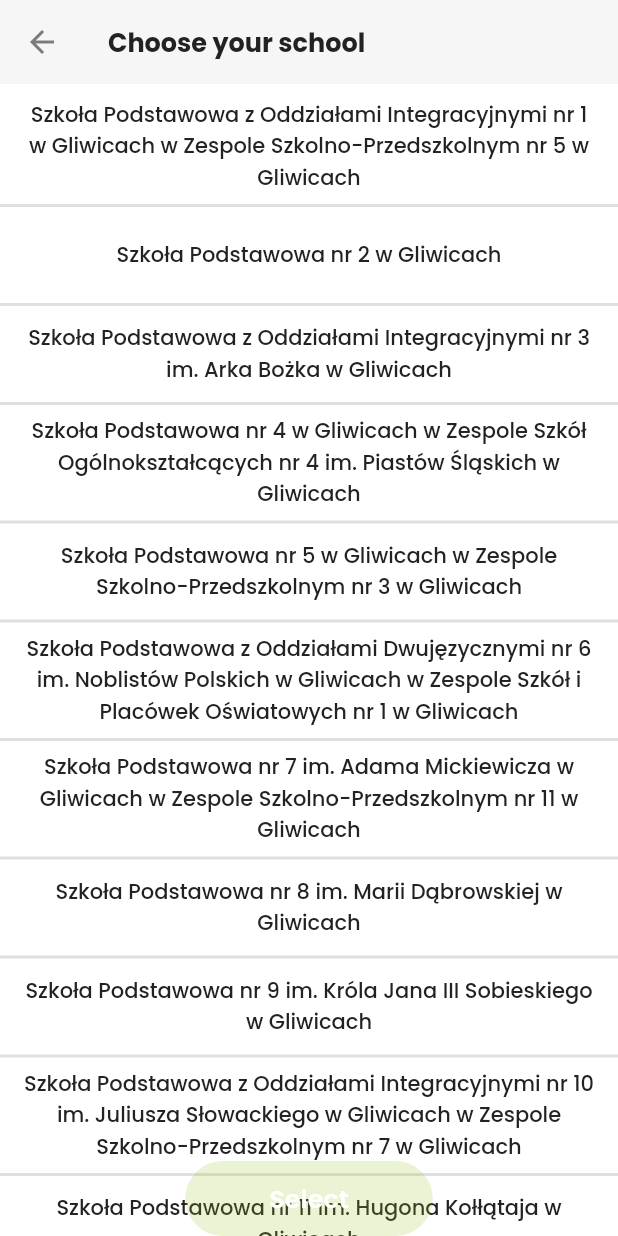
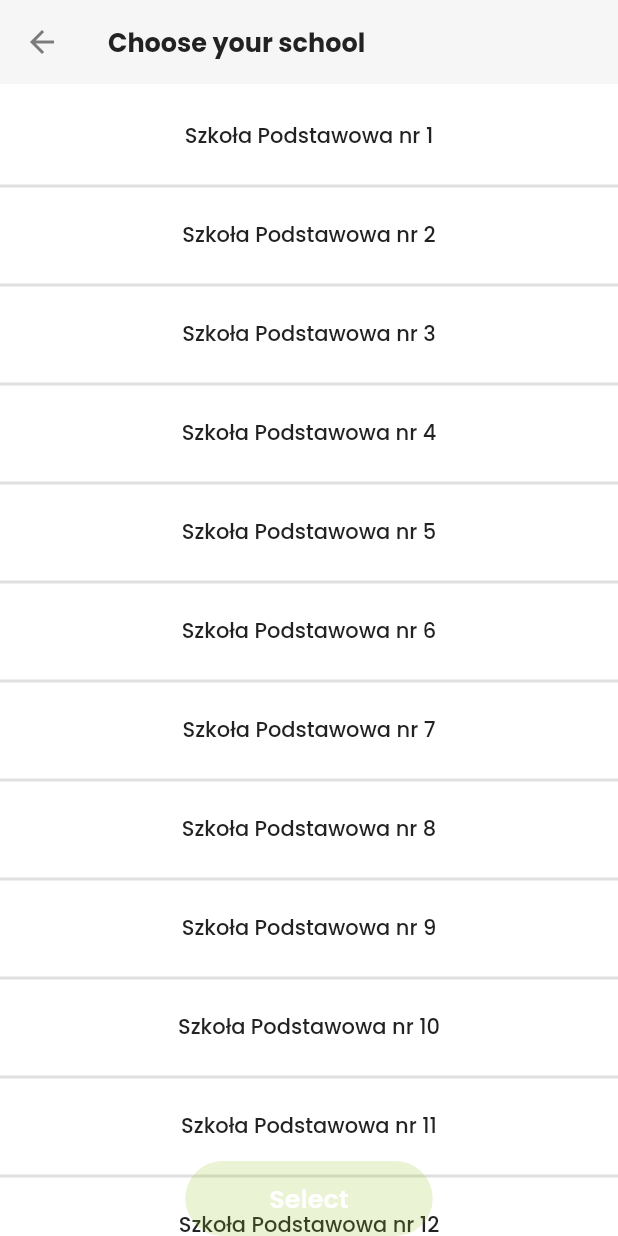
Before and after one commit to ZieloneGliwice/zielone_gliwice_mobile, a Flutter app: the SchoolsSelectionPage screen opened by its route, on a phone screen of 412 x 824 dp. Run offline on Flutter 3.47's test engine with Material 2 defaults, Android fonts, the phone set to English and light mode, and no system bars; our stand-ins replace carousel_slider, dio, firebase_analytics, firebase_core, firebase_crashlytics, flutter_secure_storage and 9 more; accounts and stored records are empty; project files that could hold a hidden picture were left out.

Commit message:
Updated school list

```diff
--- a/lib/personal_info/personal_info_page.dart
+++ b/lib/personal_info/personal_info_page.dart
@@ -79,9 +79,9 @@ class PersonalInfoPage extends GetView<PersonalInfoPageController> {
                       InkWell(
                         onTap: controller.selectSchools,
                         child: SizedBox(
-                          height: 150,
+                          height: 120,
                           child: Padding(
-                            padding: const EdgeInsets.all(8.0),
+                            padding: const EdgeInsets.all(2.0),
                             child: Row(
                               children: <Widget>[
                                 const SizedBox(
@@ -89,7 +89,7 @@ class PersonalInfoPage extends GetView<PersonalInfoPageController> {
                                 ),
                                 Flexible(
                                     child: Container(
-                                  height: 120,
+                                  height: 80,
                                   decoration: BoxDecoration(
                                     color: ApplicationColors.inputBackground,
                                     borderRadius: BorderRadius.circular(7),
@@ -108,7 +108,7 @@ class PersonalInfoPage extends GetView<PersonalInfoPageController> {
                                   width: 20,
                                 ),
                               ],
-                            ), //
+                            ),
                           ),
                         ),
                       )
--- a/lib/schools_selection/schools_selection_page.dart
+++ b/lib/schools_selection/schools_selection_page.dart
@@ -26,7 +26,7 @@ class SchoolsSelectionPage extends GetView<SchoolsSelectionController> {
         child: Stack(
           children: <Widget>[
             ListView.separated(
-              padding: const EdgeInsets.only(top: 10, bottom: 50),
+              padding: const EdgeInsets.only(top: 10, bottom: 60),
               itemCount: controller.schools.length,
               itemBuilder: (BuildContext context, int index) => InkWell(
                 onTap: () => controller.selectedSchool.value = index,
@@ -80,56 +80,56 @@ class SchoolsSelectionController extends SessionController
       : super(sessionStorage, photosService);
 
   final List<String> schools = <String>[
-    'Szkoła Podstawowa z Oddziałami Integracyjnymi nr 1 w Gliwicach w Zespole Szkolno-Przedszkolnym nr 5 w Gliwicach',
-    'Szkoła Podstawowa nr 2 w Gliwicach',
-    'Szkoła Podstawowa z Oddziałami Integracyjnymi nr 3 im. Arka Bożka w Gliwicach',
-    'Szkoła Podstawowa nr 4 w Gliwicach w Zespole Szkół Ogólnokształcących nr 4 im. Piastów Śląskich w Gliwicach',
-    'Szkoła Podstawowa nr 5 w Gliwicach w Zespole Szkolno-Przedszkolnym nr 3 w Gliwicach',
-    'Szkoła Podstawowa z Oddziałami Dwujęzycznymi nr 6 im. Noblistów Polskich w Gliwicach w Zespole Szkół i Placówek Oświatowych nr 1 w Gliwicach',
-    'Szkoła Podstawowa nr 7 im. Adama Mickiewicza w Gliwicach w Zespole Szkolno-Przedszkolnym nr 11 w Gliwicach',
-    'Szkoła Podstawowa nr 8 im. Marii Dąbrowskiej w Gliwicach',
-    'Szkoła Podstawowa nr 9 im. Króla Jana III Sobieskiego w Gliwicach',
-    'Szkoła Podstawowa z Oddziałami Integracyjnymi nr 10 im. Juliusza Słowackiego w Gliwicach w Zespole Szkolno-Przedszkolnym nr 7 w Gliwicach',
-    'Szkoła Podstawowa nr 11 im. Hugona Kołłątaja w Gliwicach',
-    'Szkoła Podstawowa nr 12 im. Mikołaja Kopernika w Gliwicach w Zespole Szkolno-Przedszkolnym nr 2 w Gliwicach',
-    'Szkoła Podstawowa nr 13 im. Krystyny Bochenek w Gliwicach',
-    'Szkoła Podstawowa nr 14 im. Stefana Żeromskiego w Gliwicach w Zespole Szkół Ogólnokształcących nr 14 w Gliwicach',
-    'Szkoła Podstawowa nr 15 im. Ignacego Jana Paderewskiego w Gliwicach w Zespole Szkolno-Przedszkolnym nr 12 w Gliwicach',
-    'Szkoła Podstawowa nr 16 w Gliwicach w Zespole Szkolno-Przedszkolnym nr 1 w Gliwicach',
-    'Szkoła Podstawowa z Oddziałami Dwujęzycznymi nr 17 w Gliwicach w Zespole Szkolno-Przedszkolnym nr 17 w Gliwicach',
-    'Szkoła Podstawowa nr 18 im. Jana Pawła II w Gliwicach w Zespole Szkolno-Przedszkolnym nr 8 w Gliwicach',
-    'Szkoła Podstawowa z Oddziałami Sportowymi nr 19 w Gliwicach w Zespole Szkół Ogólnokształcących nr 8 w Gliwicach',
-    'Szkoła Podstawowa nr 20 im. Powstańców Śląskich w Gliwicach w Zespole Szkolno-Przedszkolnym nr 10 w Gliwicach',
-    'Szkoła Podstawowa z Oddziałami Integracyjnymi nr 21 im. Henryka Sienkiewicza w Gliwicach',
-    'Szkoła Podstawowa Specjalna nr 22 w Gliwicach w Zespole Szkół Specjalnych im. Janusza Korczaka w Gliwicach',
-    'Szkoła Podstawowa nr 23 im. Tadeusza Różewicza w Gliwicach w Zespole Szkolno-Przedszkolnym nr 16 w Gliwicach',
-    'Szkoła Podstawowa Specjalna nr 25 im. Józefy Joteyko w Gliwicach w Zespole Szkół Ogólnokształcących Specjalnych nr 7 w Gliwicach',
-    'Szkoła Podstawowa Specjalna nr 26 w Gliwicach w Młodzieżowym Ośrodku Socjoterapii w Gliwicach',
-    'Szkoła Podstawowa nr 27 w Gliwicach w Zespole Szkolno-Przedszkolnym nr 13 w Gliwicach',
-    'Szkoła Podstawowa nr 28 im. Witolda Budryka w Gliwicach w Zespole Szkolno-Przedszkolnym nr 14 w Gliwicach',
-    'Szkoła Podstawowa nr 30 w Gliwicach w Zespole Szkół Ogólnokształcących nr 5 im. Armii Krajowej w Gliwicach',
-    'Szkoła Podstawowa nr 32 im. Wojska Polskiego w Gliwicach w Zespole Szkolno-Przedszkolnym nr 9 w Gliwicach',
-    'Szkoła Podstawowa nr 36 im. Johna Baildona w Gliwicach w Zespole Szkolno-Przedszkolnym nr 6 w Gliwicach',
-    'Szkoła Podstawowa nr 38 w Gliwicach w Zespole Szkół Ogólnokształcących nr 2 w Gliwicach',
-    'Szkoła Podstawowa z Oddziałami Integracyjnymi nr 39 im. Obrońców Pokoju w Gliwicach w Zespole Szkolno-Przedszkolnym nr 4 w Gliwicach',
-    'Szkoła Podstawowa nr 41 im. Władysława Broniewskiego w Gliwicach w Zespole Szkolno-Przedszkolnym nr 15 w Gliwicach',
-    'Szkoła Podstawowa dla Dorosłych nr 50 w Gliwicach w Górnośląskim Centrum Edukacyjnym im. Marii Skłodowskiej-Curie w Gliwicach',
-    'Technikum nr 1 w Zespole Szkół Techniczno-Informatycznych',
-    'Technikum nr 2 w Górnośląskim Centrum Edukacyjnym im. Marii Skłodowskiej-Curie',
-    'Technikum nr 3 w Zespole Szkół Łączności',
-    'Technikum nr 4 w Zespole Szkół Budowlano-Ceramicznych',
-    'Technikum nr 5 i Technikum nr 6 w Centrum Kształcenia Zawodowego i Ustawicznego nr 1',
-    'Technikum nr 7 w Zespole Szkół Samochodowych im. Gen. Stefana Roweckiego "Grota"',
-    'Technikum nr 8 im. Cichociemnych w Zespole Szkół Ekonomiczno-Technicznych',
-    'I Liceum Ogólnokształcące Dwujęzyczne im. E. Dembowskiego w Gliwicach',
-    'II Liceum Ogólnokształcące im. Walerego Wróblewskiego w Gliwicach',
-    'III Liceum Ogólnokształcące im. Wincentego Styczyńskiego w Gliwicach w ZSO nr 8',
-    'IV Liceum Ogólnokształcące im. Orląt Lwowskich w Gliwicach',
-    'V Liceum Ogólnokształcące z Oddziałami Dwujęzycznymi im. Andrzeja Struga w Gliwicach',
-    'VII Liceum Ogólnokształcące w Gliwicach w ZSO nr 4 im. Piastów Śląskich w Gliwicach',
-    'VIII Liceum Ogólnokształcące z Oddziałami Integracyjnymi w Gliwicach w ZSO nr 5 im. Armii Krajowej',
-    'IX Liceum Ogólnokształcące Specjalne w Gliwicach w ZSSp im. Janusz Korczaka',
-    'XI Liceum Ogólnokształcące Sportowe w Zespole Szkół Techniczno-Informatycznych',
+    'Szkoła Podstawowa nr 1',
+    'Szkoła Podstawowa nr 2',
+    'Szkoła Podstawowa nr 3',
+    'Szkoła Podstawowa nr 4',
+    'Szkoła Podstawowa nr 5',
+    'Szkoła Podstawowa nr 6',
+    'Szkoła Podstawowa nr 7',
+    'Szkoła Podstawowa nr 8',
+    'Szkoła Podstawowa nr 9',
+    'Szkoła Podstawowa nr 10',
+    'Szkoła Podstawowa nr 11',
+    'Szkoła Podstawowa nr 12',
+    'Szkoła Podstawowa nr 13',
+    'Szkoła Podstawowa nr 14',
+    'Szkoła Podstawowa nr 15',
+    'Szkoła Podstawowa nr 16',
+    'Szkoła Podstawowa nr 17',
+    'Szkoła Podstawowa nr 18',
+    'Szkoła Podstawowa nr 19',
+    'Szkoła Podstawowa nr 20',
+    'Szkoła Podstawowa nr 21',
+    'Szkoła Podstawowa nr 22',
+    'Szkoła Podstawowa nr 23',
+    'Szkoła Podstawowa nr 25',
+    'Szkoła Podstawowa nr 26',
+    'Szkoła Podstawowa nr 27',
+    'Szkoła Podstawowa nr 28',
+    'Szkoła Podstawowa nr 30',
+    'Szkoła Podstawowa nr 32',
+    'Szkoła Podstawowa nr 36',
+    'Szkoła Podstawowa nr 38',
+    'Szkoła Podstawowa nr 39',
+    'Szkoła Podstawowa nr 41',
+    'Szkoła Podstawowa nr 50',
+    'Zespole Szkół Techniczno-Informatycznych',
+    'Technikum nr 5 i Technikum nr 6 w CKZiU nr 1',
+    'Technikum nr 2 w GCE',
+    'Technikum nr 3 w ZSŁ',
+    'Technikum nr 4 w ZSB-C',
+    'Technikum nr 7 w ZSS',
+    'Technikum nr 8 w ZSE-T',
+    'I Liceum Ogólnokształcące',
+    'II Liceum Ogólnokształcące',
+    'III Liceum Ogólnokształcące',
+    'IV Liceum Ogólnokształcące',
+    'V Liceum Ogólnokształcące',
+    'VII Liceum Ogólnokształcące',
+    'VIII Liceum Ogólnokształcące',
+    'IX Liceum Ogólnokształcące',
+    'XI Liceum Ogólnokształcące',
   ];
 
   RxInt selectedSchool = (-1).obs;
--- a/pubspec.yaml
+++ b/pubspec.yaml
@@ -1,7 +1,7 @@
 name: zielone_gliwice_mobile
 description: Mobile application for Zielone Gliwice
 
-version: 1.0.3+15
+version: 1.0.4+16
 
 environment:
   sdk: ">=2.17.0 <3.3.2"
```
